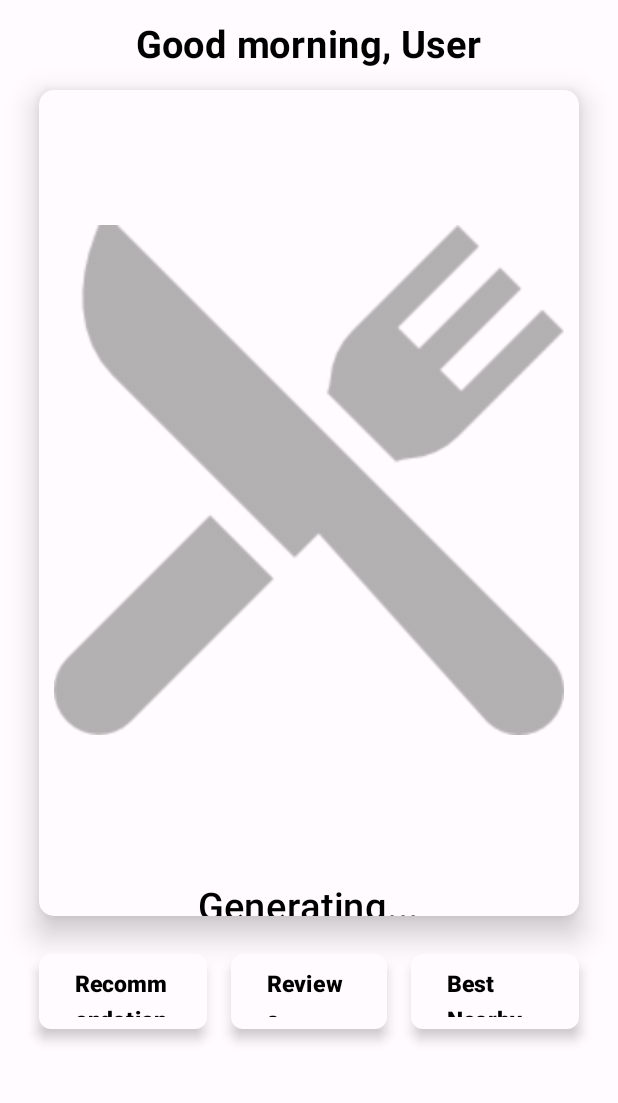
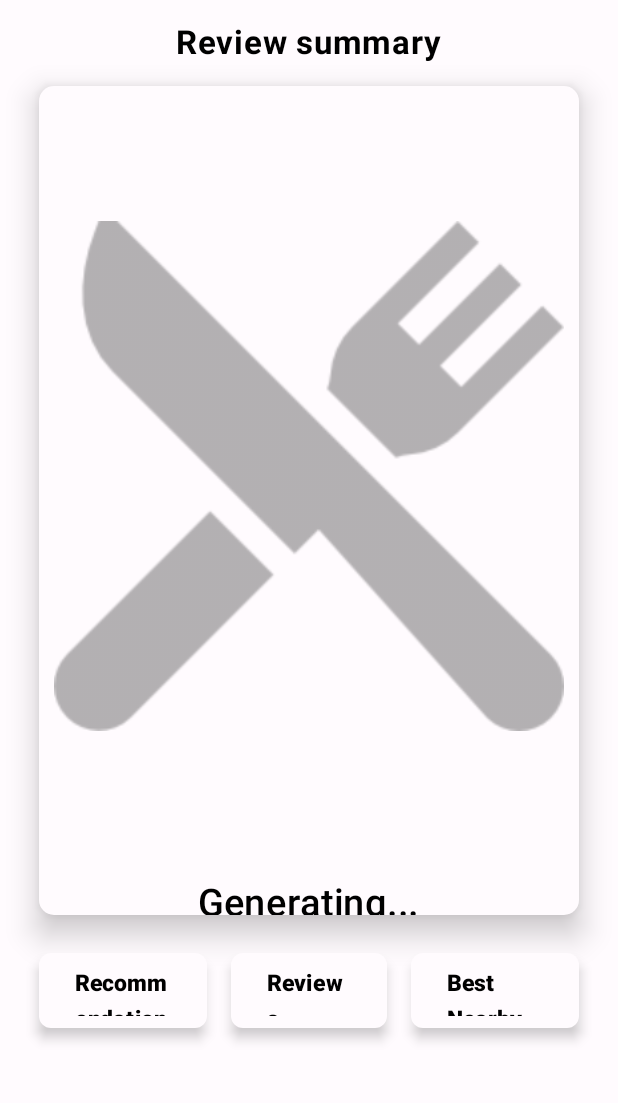
Before and after one commit to charlie-apolseed/AndroidRestaurantApp, an Android app built with Jetpack Compose: the AIRecommendationScreen screen opened through its navigation route, after a tap on "Reviews Summary", on a phone screen of 412 x 824 dp, the part 114-1217 px from its top. Run offline under Robolectric (Android 15) with nearby library versions, the phone set to English and light mode, and no system bars; our stand-ins replace Dagger/Hilt's generated code, Firebase (no records; nobody signed in at launch, a user with empty details on screens opened directly), Room's generated code; libraries missing offline, so code that uses them is left out: com.google.ai.client; 3 statements that could not run were skipped; 1 other tap on this screen came first.

Commit message:
[Implementation] Improved AI screen. Button size needs to be improved, but functionality is working

```diff
--- a/app/src/main/java/com/example/yumfinder/ui/screen/recommendation/AIRecommendationModel.kt
+++ b/app/src/main/java/com/example/yumfinder/ui/screen/recommendation/AIRecommendationModel.kt
@@ -1,7 +1,6 @@
 package com.example.yumfinder.ui.screen.recommendation
 
 import android.util.Log
-import androidx.compose.runtime.MutableState
 import androidx.compose.runtime.getValue
 import androidx.compose.runtime.mutableStateOf
 import androidx.compose.runtime.setValue
@@ -10,6 +9,8 @@ import androidx.lifecycle.viewModelScope
 import com.example.yumfinder.data.RestaurantDAO
 import com.example.yumfinder.data.RestaurantItem
 import com.google.ai.client.generativeai.GenerativeModel
+import com.google.firebase.Firebase
+import com.google.firebase.auth.auth
 import dagger.hilt.android.lifecycle.HiltViewModel
 import kotlinx.coroutines.Dispatchers
 import kotlinx.coroutines.flow.MutableStateFlow
@@ -28,19 +29,39 @@ class AIRecommendationModel @Inject constructor(
     private val _textGenerationResult = MutableStateFlow<String?>(null)
     val textGenerationResult = _textGenerationResult.asStateFlow()
 
-    var headerText by mutableStateOf("Good morning, User") //TODO get the accurate time of day and add user name
+    var headerText by mutableStateOf("Good morning, User")
     var button1Text by mutableStateOf("Recommendations")
     var button2Text by mutableStateOf("Reviews Summary")
     var button3Text by mutableStateOf("Best Nearby")
 
     init {
+        generateHeader()
         fetchRestaurants()
+    }
+
+    private fun generateHeader() {
+        val currentTime = System.currentTimeMillis()
+        val hours = (currentTime / (1000 * 60 * 60)) % 24
+        when (hours) {
+            in 5..11 -> {
+                headerText = "Good morning, "
+            }
+
+            in 12..16 -> {
+                headerText = "Good afternoon, "
+            }
+
+            else -> {
+                headerText = "Good evening, "
+            }
+        }
+        headerText += Firebase.auth.currentUser?.email?.split("@")?.get(0) ?: "User"
     }
 
     private fun fetchRestaurants() {
         viewModelScope.launch {
             try {
-                _visitedRestaurants.value = restaurantDAO.getAllRestaurants().first()
+                _visitedRestaurants.value = restaurantDAO.getAllUserRestaurants(Firebase.auth.currentUser?.email ?: "Unknown").first()
             } catch (e: Exception) {
                 // Handle any potential errors
                 _visitedRestaurants.value = emptyList()
@@ -50,18 +71,55 @@ class AIRecommendationModel @Inject constructor(
         }
     }
 
-    private val promptHeader =
-        "Give me 2-3 new restaurant recommendations and provide a short description for each. " +
-                "These are some of the restaurants I've been to. Make sure the restaurants " +
-                "you recommend are in the city that the most recent places I have been are in"
+    private val recommendationPromptHeader =
+        "Give me 3 new restaurant recommendations and provide a 2 sentence description for each. " +
+                " Make sure the restaurants " +
+                "you recommend are in the city that the most recent places I have been are in. Here is an example of the format: " +
+                "\nArany Kaviár - District I, Budapest: This Michelin-starred restaurant is known for its contemporary hungarian " +
+                "cuisine and innovative dishes. Luxurious but expensive, Arany Kaviár would be perfect for a special occasion." +
+                "\n\n" +
+                "Here are some of the restaurants I have been to and my reviews of them:\n\n"
+    private val reviewsPromptHeader =
+        "Write a short 2-3 paragraph summary of my the reviews of the restaurants I have been to. This " +
+                "is an example of what I am looking for: Mazel Tov and David's Kitchen received exceptional " +
+                "ratings, with high scores for food, vibes, and staff, earning an impressive 9.3 rating overall. " +
+                "Reviewers praised the excellent cuisine and stunning interior of Mazel Tov, while David's Kitchen " +
+                "was lauded for its delectable pastries and cozy atmosphere.\n" +
+                "Hari Kebab, while still scoring highly for food, fell slightly short in the vibes and staff categories, " +
+                "resulting in a lower overall rating of 7. Despite this, reviewers acknowledged the establishment as serving " +
+                "the best kebabs in Budapest." +
+                "\n\nThese are my reviews:\n\n"
+    private val nearbyPromptHeader =
+        "Give me 3 restaurant recommendations for a nearby restaurants that I have not been to and provide a 2-3 sentence description for each. " +
+                "Make sure the restaurants are nearby, and base it off the following format: \n\n" +
+                "1. **Tranzit Etterem** - This cozy and relaxed restaurant offers a blend of Hungarian " +
+                "and international cuisine, with a focus on fresh, seasonal ingredients. The menu changes " +
+                "regularly, but you can expect to find dishes like roasted duck breast with plum sauce or " +
+                "grilled salmon with saffron risotto.\n\n" +
+                "2. **Bestia** - This trendy and vibrant spot serves up modern Italian dishes with a twist. " +
+                "The open kitchen allows you to watch the chefs in action as they prepare mouthwatering " +
+                "creations like homemade pasta with wild boar ragu or sea bass with roasted vegetables." +
+                "\n\nMake sure none of the following places are included: \n"
+
+
 
     private val generativeModel = GenerativeModel(
         modelName = "gemini-pro",
         apiKey = "AIzaSyCPa_DY0AqC1ilZJiL2mr845kleSSiZbLI"
     )
 
-    fun getAIRecommendation() {
-        val prompt = buildPrompt()
+    fun getAIRecommendation(promptType: String) {
+        val prompt: String
+        if (promptType == "Recommendation") {
+            headerText = "Restaurant recommendation"
+            prompt = buildRecommendationPrompt()
+        } else if (promptType == "Reviews") {
+            headerText = "Review summary"
+            prompt = buildReviewsPrompt()
+        } else {
+            headerText = "Best restaurants nearby"
+            prompt = buildBestNearbyPrompt()
+        }
         _textGenerationResult.value = "Generating..."
         viewModelScope.launch(Dispatchers.IO) {
             try {
@@ -74,12 +132,31 @@ class AIRecommendationModel @Inject constructor(
         }
     }
 
-    private fun buildPrompt(): String {
+    private fun buildRecommendationPrompt(): String {
         return buildString {
-            append(promptHeader)
+            append(recommendationPromptHeader)
             _visitedRestaurants.value.forEach { review ->
                 append(review)
             }
         }
     }
+
+    private fun buildReviewsPrompt(): String {
+        return buildString {
+            append(reviewsPromptHeader)
+            _visitedRestaurants.value.forEach { review ->
+                append(review)
+            }
+        }
+    }
+
+    private fun buildBestNearbyPrompt(): String {
+        return buildString {
+            append(nearbyPromptHeader)
+            _visitedRestaurants.value.forEach { review ->
+                append(review)
+            }
+        }
+    }
+
 }
--- a/app/src/main/java/com/example/yumfinder/ui/screen/recommendation/AIRecommendationScreen.kt
+++ b/app/src/main/java/com/example/yumfinder/ui/screen/recommendation/AIRecommendationScreen.kt
@@ -1,8 +1,6 @@
 package com.example.yumfinder.ui.screen.recommendation
 
 import androidx.compose.foundation.Image
-import androidx.compose.foundation.gestures.Orientation
-import androidx.compose.foundation.gestures.scrollable
 import androidx.compose.foundation.layout.Arrangement
 import androidx.compose.foundation.layout.Column
 import androidx.compose.foundation.layout.Row
@@ -23,14 +21,12 @@ import androidx.compose.material3.Button
 import androidx.compose.material3.ButtonDefaults
 import androidx.compose.material3.Card
 import androidx.compose.material3.CardDefaults
-import androidx.compose.material3.CardElevation
 import androidx.compose.material3.CenterAlignedTopAppBar
 import androidx.compose.material3.ExperimentalMaterial3Api
 import androidx.compose.material3.Icon
 import androidx.compose.material3.IconButton
 import androidx.compose.material3.MaterialTheme
 import androidx.compose.material3.Scaffold
-import androidx.compose.material3.SnackbarHost
 import androidx.compose.material3.Text
 import androidx.compose.material3.TopAppBarDefaults
 import androidx.compose.runtime.Composable
@@ -124,7 +120,7 @@ fun AIRecommendationScreen(
         ) {
             Text(
                 modifier = Modifier.padding(vertical = 15.dp),
-                fontSize = 25.sp,
+                fontSize = 22.sp,
                 fontWeight = FontWeight(700),
                 text = viewmodel.headerText,
                 color = Color.Black
@@ -203,7 +199,7 @@ fun AIRecommendationScreen(
                     ),
                     shape = RoundedCornerShape(8.dp),
                     elevation = ButtonDefaults.buttonElevation(defaultElevation = 5.dp),
-                    onClick = { viewmodel.getAIRecommendation() }
+                    onClick = { viewmodel.getAIRecommendation("Recommendation") }
                 ) {
                     Text(text = viewmodel.button1Text, fontSize = 15.sp)
                 }
@@ -219,7 +215,7 @@ fun AIRecommendationScreen(
                     ),
                     shape = RoundedCornerShape(8.dp),
                     elevation = ButtonDefaults.buttonElevation(defaultElevation = 5.dp),
-                    onClick = { viewmodel.getAIRecommendation() }
+                    onClick = { viewmodel.getAIRecommendation("Reviews") }
                 ) {
                     Text(text = viewmodel.button2Text, fontSize = 15.sp)
                 }
@@ -235,7 +231,7 @@ fun AIRecommendationScreen(
                     ),
                     shape = RoundedCornerShape(8.dp),
                     elevation = ButtonDefaults.buttonElevation(defaultElevation = 5.dp),
-                    onClick = { viewmodel.getAIRecommendation() }
+                    onClick = { viewmodel.getAIRecommendation("Best Nearby") }
                 ) {
                     Text(text = viewmodel.button3Text, fontSize = 15.sp)
                 }
```
